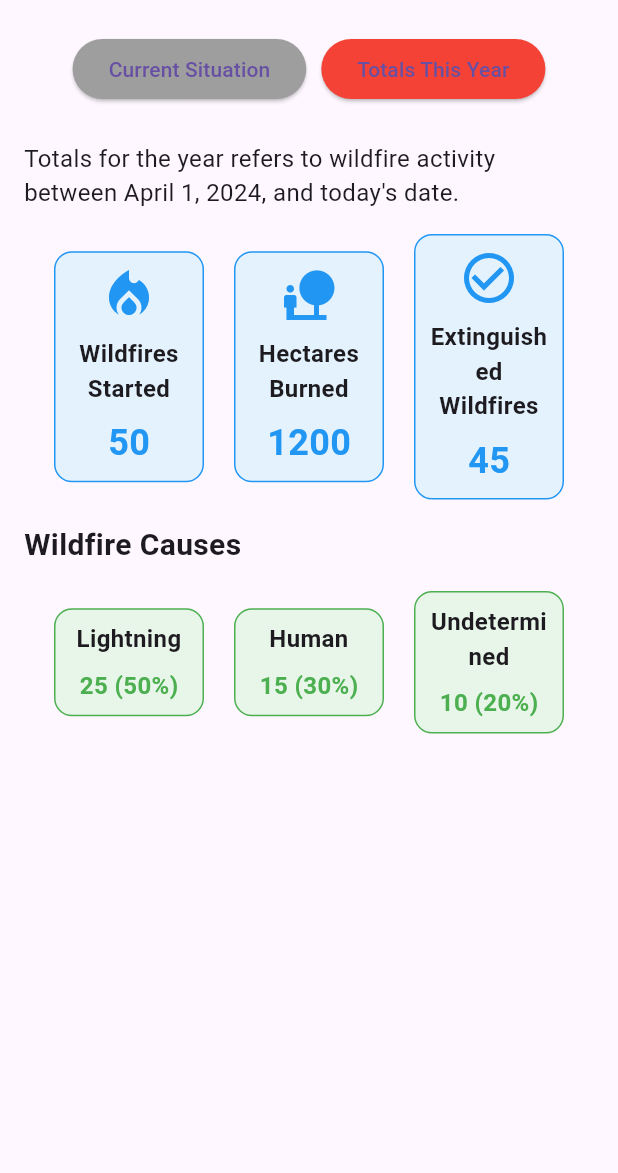
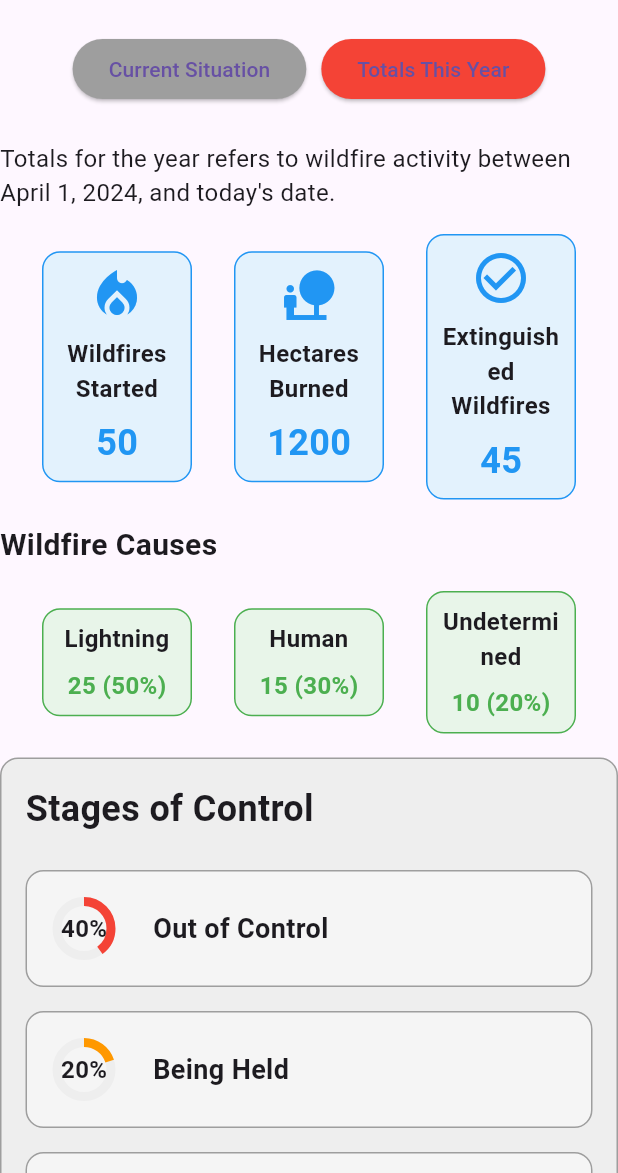
Before and after one commit to Pritumi1984/Ontario-Wildfyre, a Flutter app: the screen it shows after launch, after a tap on "Totals This Year", on a phone screen of 412 x 824 dp, the part 63-1236 px from its top. Run offline on Flutter 3.47's test engine with Material 3 defaults, Android fonts, the phone set to English and light mode, and no system bars.

Commit message:
Pritumi -Update 2

```diff
--- a/lib/main.dart
+++ b/lib/main.dart
@@ -30,7 +30,8 @@ class OntarioWildfireDashboardState extends State<OntarioWildfireDashboard> {
         title: Text('Ontario Wildfire Dashboard'),
         centerTitle: true,
       ),
-      body: Column(
+      body: SingleChildScrollView(
+        child: Column(
           children: [
             Padding(
               padding: const EdgeInsets.all(8.0),
@@ -63,17 +64,14 @@ class OntarioWildfireDashboardState extends State<OntarioWildfireDashboard> {
                 ],
               ),
             ),
-          Expanded(
-            child: SingleChildScrollView(
-              child: Padding(
-                padding: const EdgeInsets.all(16.0),
-                child: selectedTab == 'Current Situation'
+            SizedBox(height: 16), // Adds spacing between tabs and content
+            selectedTab == 'Current Situation'
                 ? CurrentSituation()
                 : TotalsThisYear(),
+            SizedBox(height: 16), // Adds spacing before stages of control
+            StagesOfControl(), // This widget is now included and will appear below the selected tab content
+          ],
         ),
-            ),
-          ),
-        ],
       ),
     );
   }
@@ -83,6 +81,7 @@ class CurrentSituation extends StatelessWidget {
   @override
   Widget build(BuildContext context) {
     return Column(
+      crossAxisAlignment: CrossAxisAlignment.start,
       children: [
         Container(
           padding: EdgeInsets.all(16),
@@ -91,11 +90,73 @@ class CurrentSituation extends StatelessWidget {
             borderRadius: BorderRadius.circular(8),
             border: Border.all(color: Colors.red),
           ),
-          child: Text(
-            'Provincial Situation Report:\n\nLorem ipsum dolor sit amet, consectetur adipiscing elit. '
+          child: Column(
+            crossAxisAlignment: CrossAxisAlignment.start,
+            children: [
+              Text(
+                'Provincial Situation Report:',
+                style: TextStyle(fontSize: 18, fontWeight: FontWeight.bold),
+              ),
+              SizedBox(height: 8),
+              Text(
+                'Lorem ipsum dolor sit amet, consectetur adipiscing elit. '
                 'Sed do eiusmod tempor incididunt ut labore et dolore magna aliqua. Ut enim ad minim veniam, '
                 'quis nostrud exercitation ullamco laboris nisi ut aliquip ex ea commodo consequat.',
                 style: TextStyle(fontSize: 16),
+              ),
+              SizedBox(height: 16),
+              Container(
+                padding: EdgeInsets.all(12),
+                decoration: BoxDecoration(
+                  color: Colors.yellow[100],
+                  borderRadius: BorderRadius.circular(8),
+                  border: Border.all(color: Colors.yellow),
+                ),
+                child: Column(
+                  crossAxisAlignment: CrossAxisAlignment.start,
+                  children: [
+                    Text(
+                      'Report a Fire:',
+                      style: TextStyle(fontSize: 18, fontWeight: FontWeight.bold, color: Colors.red),
+                    ),
+                    SizedBox(height: 8),
+                    RichText(
+                      text: TextSpan(
+                        text: '• To report a forest fire, call ',
+                        style: TextStyle(fontSize: 16, color: Colors.black), // Normal text style
+                        children: <TextSpan>[
+                          TextSpan(
+                            text: '310-FIRE (3473)',
+                            style: TextStyle(fontWeight: FontWeight.bold, color: Colors.black), // Bold and black for 310-FIRE
+                          ),
+                          TextSpan(
+                            text: '.',
+                            style: TextStyle(fontSize: 16, color: Colors.black),
+                          ),
+                        ],
+                      ),
+                    ),
+                    SizedBox(height: 4),
+                    RichText(
+                      text: TextSpan(
+                        text: '• South of the French and Mattawa rivers, please call ',
+                        style: TextStyle(fontSize: 16, color: Colors.black), // Normal text style
+                        children: <TextSpan>[
+                          TextSpan(
+                            text: '911',
+                            style: TextStyle(fontWeight: FontWeight.bold, color: Colors.black), // Bold and black for 911
+                          ),
+                          TextSpan(
+                            text: '.',
+                            style: TextStyle(fontSize: 16, color: Colors.black),
+                          ),
+                        ],
+                      ),
+                    ),
+                  ],
+                ),
+              ),
+            ],
           ),
         ),
         SizedBox(height: 16),
@@ -176,7 +237,7 @@ class SummaryWidgets extends StatelessWidget {
           icon: Icons.local_fire_department,
           title: 'Active Wildfires',
           number: 5,
-          color: Colors.orange,
+          color: const Color.fromARGB(255, 224, 150, 0),
         ),
         SizedBox(height: 10),
         SummaryCard(
@@ -319,3 +380,92 @@ class CauseBox extends StatelessWidget {
     );
   }
 }
+
+class StagesOfControl extends StatelessWidget {
+  final List<Map<String, dynamic>> stages = [
+    {'title': 'Out of Control', 'count': 2, 'total': 5, 'color': Colors.red},
+    {'title': 'Being Held', 'count': 1, 'total': 5, 'color': Colors.orange},
+    {'title': 'Under Control', 'count': 1, 'total': 5, 'color': Colors.green},
+  ];
+
+  @override
+  Widget build(BuildContext context) {
+    return Container(
+      padding: EdgeInsets.all(16),
+      decoration: BoxDecoration(
+        color: Colors.grey[200],
+        borderRadius: BorderRadius.circular(12),
+        border: Border.all(color: Colors.grey),
+      ),
+      child: Column(
+        crossAxisAlignment: CrossAxisAlignment.start,
+        children: [
+          Text(
+            'Stages of Control',
+            style: TextStyle(fontSize: 24, fontWeight: FontWeight.bold),
+          ),
+          SizedBox(height: 16),
+          ...stages.map((stage) {
+            final percentage = (stage['count'] / stage['total']) * 100;
+
+            return Container(
+              margin: EdgeInsets.symmetric(vertical: 8),
+              padding: EdgeInsets.all(8),
+              decoration: BoxDecoration(
+                color: Colors.grey[100],
+                borderRadius: BorderRadius.circular(12),
+                border: Border.all(color: Colors.grey),
+              ),
+              child: Row(
+                children: [
+                  CircularPercentageIndicator(
+                    percentage: percentage,
+                    color: stage['color'],
+                  ),
+                  SizedBox(width: 16),
+                  Text(
+                    stage['title'],
+                    style: TextStyle(fontSize: 18, fontWeight: FontWeight.bold),
+                  ),
+                ],
+              ),
+            );
+          }).toList(),
+        ],
+      ),
+    );
+  }
+}
+
+class CircularPercentageIndicator extends StatelessWidget {
+  final double percentage;
+  final Color color;
+
+  CircularPercentageIndicator({
+    required this.percentage,
+    required this.color,
+  });
+
+  @override
+  Widget build(BuildContext context) {
+    return Container(
+      width: 60,
+      height: 60,
+      child: Stack(
+        alignment: Alignment.center,
+        children: [
+          CircularProgressIndicator(
+            value: percentage / 100,
+            strokeWidth: 6,
+            backgroundColor: Colors.grey[200]!,
+            color: color,
+          ),
+          Text(
+            '${percentage.toStringAsFixed(0)}%',
+            style: TextStyle(fontSize: 16, fontWeight: FontWeight.bold),
+          ),
+        ],
+      ),
+    );
+  }
+}
```
Lines whose indentation alone changed are shown as unchanged.
